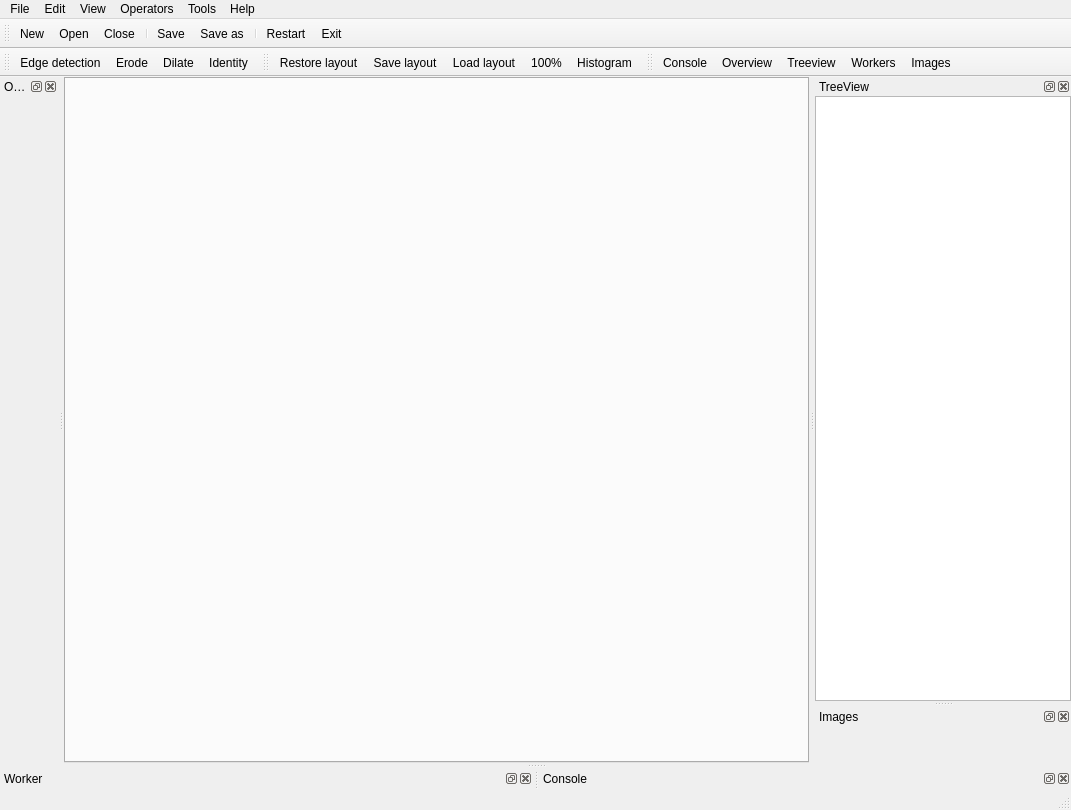
Above: resources/ui/main.ui from flegac/piaf-edit before the change. Below: the same form after it.
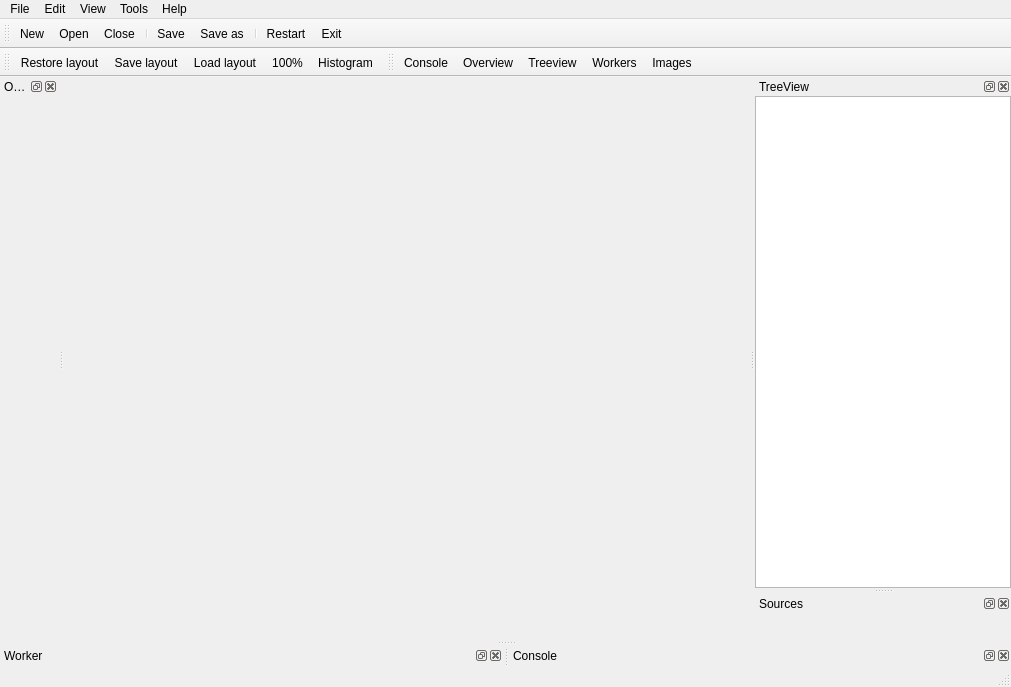
That is the form after the change. Custom widgets are drawn as their Qt base class.

Commit message: feat: better SourceView & operator integration

```diff
--- a/resources/ui/main.ui
+++ b/resources/ui/main.ui
@@ -6,8 +6,8 @@
    <rect>
     <x>0</x>
     <y>0</y>
-    <width>1071</width>
-    <height>810</height>
+    <width>1011</width>
+    <height>687</height>
    </rect>
   </property>
   <property name="windowTitle">
@@ -40,29 +40,7 @@
      <number>0</number>
     </property>
     <item>
-     <widget class="QTabWidget" name="image">
-      <property name="enabled">
-       <bool>true</bool>
-      </property>
-      <property name="sizePolicy">
-       <sizepolicy hsizetype="Expanding" vsizetype="Expanding">
-        <horstretch>0</horstretch>
-        <verstretch>0</verstretch>
-       </sizepolicy>
-      </property>
-      <property name="currentIndex">
-       <number>-1</number>
-      </property>
-      <property name="tabsClosable">
-       <bool>true</bool>
-      </property>
-      <property name="movable">
-       <bool>true</bool>
-      </property>
-      <property name="tabBarAutoHide">
-       <bool>true</bool>
-      </property>
-     </widget>
+     <widget class="BrowserWidget" name="mainView" native="true"/>
     </item>
    </layout>
   </widget>
@@ -71,8 +49,8 @@
     <rect>
      <x>0</x>
      <y>0</y>
-     <width>1071</width>
-     <height>21</height>
+     <width>1011</width>
+     <height>22</height>
     </rect>
    </property>
    <widget class="QMenu" name="menuFile">
@@ -121,19 +99,9 @@
     <addaction name="actionWorkers"/>
     <addaction name="actionImages"/>
    </widget>
-   <widget class="QMenu" name="menuOperators">
-    <property name="title">
-     <string>Operators</string>
-    </property>
-    <addaction name="actionEdge_detection"/>
-    <addaction name="actionErode"/>
-    <addaction name="actionDilate"/>
-    <addaction name="actionIdentity"/>
-   </widget>
    <addaction name="menuFile"/>
    <addaction name="menuEdit"/>
    <addaction name="menuView"/>
-   <addaction name="menuOperators"/>
    <addaction name="menuTools"/>
    <addaction name="menuHelp"/>
   </widget>
@@ -203,7 +171,7 @@
   </widget>
   <widget class="DockWidget" name="imagesDock">
    <property name="windowTitle">
-    <string>Images</string>
+    <string>Sources</string>
    </property>
    <attribute name="dockWidgetArea">
     <number>2</number>
@@ -230,21 +198,6 @@
    <addaction name="actionRestart"/>
    <addaction name="actionExit"/>
   </widget>
-  <widget class="QToolBar" name="operatorToolBar">
-   <property name="windowTitle">
-    <string>toolBar_2</string>
-   </property>
-   <attribute name="toolBarArea">
-    <enum>TopToolBarArea</enum>
-   </attribute>
-   <attribute name="toolBarBreak">
-    <bool>true</bool>
-   </attribute>
-   <addaction name="actionEdge_detection"/>
-   <addaction name="actionErode"/>
-   <addaction name="actionDilate"/>
-   <addaction name="actionIdentity"/>
-  </widget>
   <widget class="QToolBar" name="viewToolBar">
    <property name="windowTitle">
     <string>toolBar_2</string>
@@ -253,7 +206,7 @@
     <enum>TopToolBarArea</enum>
    </attribute>
    <attribute name="toolBarBreak">
-    <bool>false</bool>
+    <bool>true</bool>
    </attribute>
    <addaction name="actionRestore_layout"/>
    <addaction name="actionSave_layout"/>
@@ -354,26 +307,6 @@
     <string>Restart</string>
    </property>
   </action>
-  <action name="actionEdge_detection">
-   <property name="text">
-    <string>Edge detection</string>
-   </property>
-  </action>
-  <action name="actionErode">
-   <property name="text">
-    <string>Erode</string>
-   </property>
-  </action>
-  <action name="actionDilate">
-   <property name="text">
-    <string>Dilate</string>
-   </property>
-  </action>
-  <action name="actionIdentity">
-   <property name="text">
-    <string>Identity</string>
-   </property>
-  </action>
   <action name="actionConsole">
    <property name="text">
     <string>Console</string>
@@ -430,6 +363,12 @@
    <header>qtwidgets.dock_widget</header>
    <container>1</container>
   </customwidget>
+  <customwidget>
+   <class>BrowserWidget</class>
+   <extends>QWidget</extends>
+   <header>qtwidgets.browser.browser_widget</header>
+   <container>1</container>
+  </customwidget>
  </customwidgets>
  <resources/>
  <connections/>
```
Left out of the diff: 4 changed lines with no effect on the pictures. The commit also changes 11 other files.
